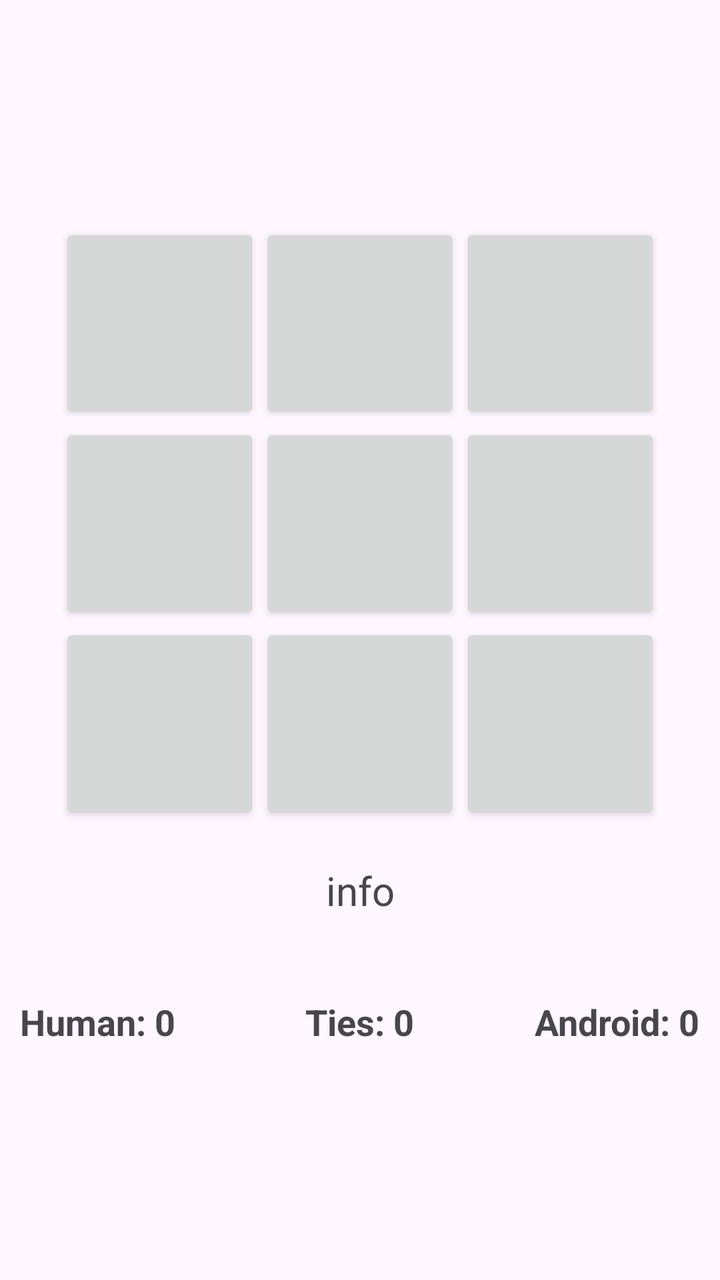
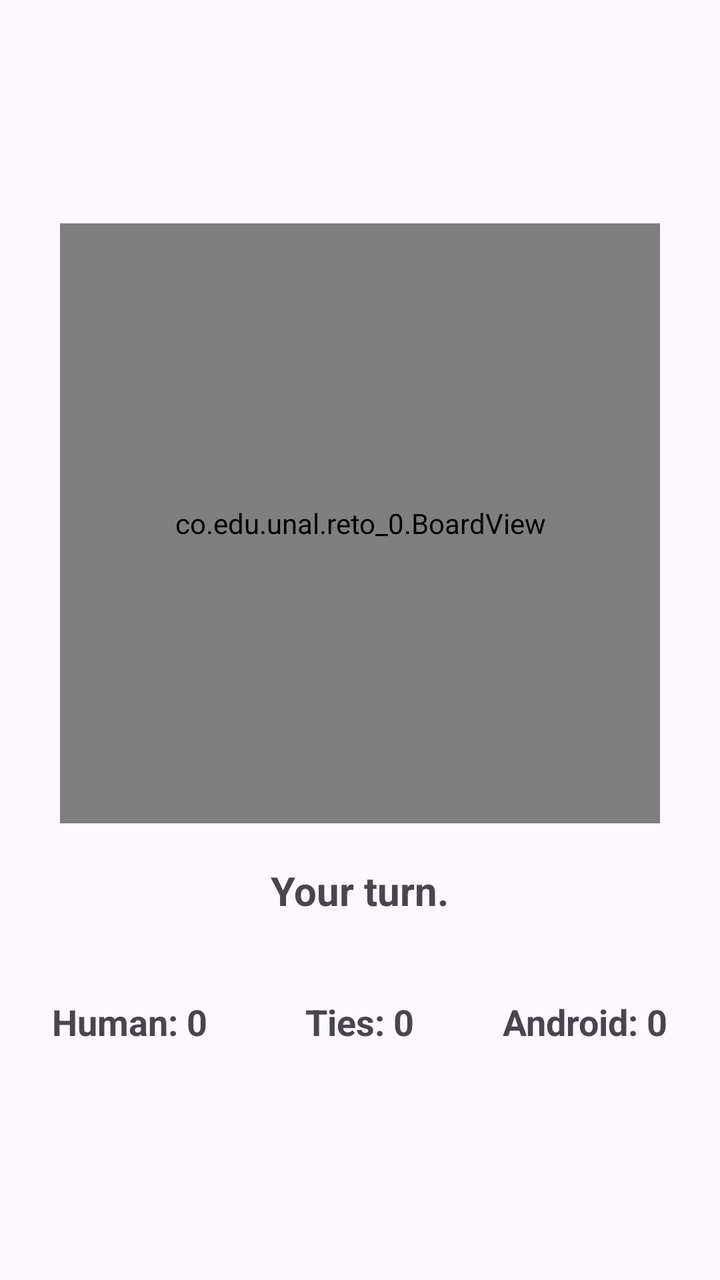

Compare the two renders of this Android layout. The source of the first and the diff that turns it into the second are given below.
<!-- AndroidManifest.xml: application theme Theme.Reto_0 -->
<!-- res/layout/activity_main.xml -->
<?xml version="1.0" encoding="utf-8"?>
<LinearLayout xmlns:android="http://schemas.android.com/apk/res/android"
    android:orientation="vertical"
    android:layout_width="fill_parent"
    android:layout_height="fill_parent"
    android:gravity="center" >

    <TableLayout
        android:id="@+id/play_grid"
        android:layout_height="wrap_content"
        android:layout_width="fill_parent"
        android:layout_marginTop="5dp" >

        <TableRow android:gravity="center_horizontal">
            <Button android:id="@+id/one"
                android:layout_width="100dp"
                android:layout_height="100dp"
                android:textSize="70dp" />
            <Button android:id="@+id/two"
                android:layout_width="100dp"
                android:layout_height="100dp"
                android:textSize="70dp" />
            <Button android:id="@+id/three"
                android:layout_width="100dp"
                android:layout_height="100dp"
                android:textSize="70dp" />
        </TableRow>

        <TableRow android:gravity="center_horizontal">
            <Button android:id="@+id/four"
                android:layout_width="100dp"
                android:layout_height="100dp"
                android:textSize="70dp" />
            <Button android:id="@+id/five"
                android:layout_width="100dp"
                android:layout_height="100dp"
                android:textSize="70dp" />
            <Button android:id="@+id/six"
                android:layout_width="100dp"
                android:layout_height="100dp"
                android:textSize="70dp" />
        </TableRow>

        
        <TableRow android:gravity="center_horizontal">
            <Button android:id="@+id/seven"
                android:layout_width="100dp"
                android:layout_height="100dp"
                android:textSize="70dp" />
            <Button android:id="@+id/eight"
                android:layout_width="100dp"
                android:layout_height="100dp"
                android:textSize="70dp" />
            <Button android:id="@+id/nine"
                android:layout_width="100dp"
                android:layout_height="100dp"
                android:textSize="70dp" />
        </TableRow>

    </TableLayout>

    <TextView android:id="@+id/information"
        android:layout_width="fill_parent"
        android:layout_height="wrap_content"
        android:text="info"
        android:gravity="center_horizontal"
        android:layout_marginTop="20dp"
        android:textSize="20dp" />

    <RelativeLayout
        android:layout_width="match_parent"
        android:layout_height="wrap_content"
        android:layout_marginTop="30dp"
        android:padding="10dp">

        <TextView
            android:id="@+id/human_score"
            android:layout_width="wrap_content"
            android:layout_height="wrap_content"
            android:layout_alignParentLeft="true"
            android:text="Human: 0"
            android:textSize="18dp"
            android:textStyle="bold"/>

        <TextView
            android:id="@+id/tie_score"
            android:layout_width="wrap_content"
            android:layout_height="wrap_content"
            android:layout_centerHorizontal="true"
            android:text="Ties: 0"
            android:textSize="18dp"
            android:textStyle="bold"/>

        <TextView
            android:id="@+id/android_score"
            android:layout_width="wrap_content"
            android:layout_height="wrap_content"
            android:layout_alignParentRight="true"
            android:text="Android: 0"
            android:textSize="18dp"
            android:textStyle="bold"/>

    </RelativeLayout>

</LinearLayout>
<!-- resources referenced by this layout -->
<resources>
  <style name="Theme.Reto_0" parent="Base.Theme.Reto_0" />
  <style name="Base.Theme.Reto_0" parent="Theme.Material3.DayNight">
          
          
      </style>
</resources>

<!-- the commit's change to res/layout/activity_main.xml (unified diff, before → after) -->
@@ -1,72 +1,29 @@
 <?xml version="1.0" encoding="utf-8"?>
 <LinearLayout xmlns:android="http://schemas.android.com/apk/res/android"
+    android:layout_width="match_parent"
+    android:layout_height="match_parent"
     android:orientation="vertical"
-    android:layout_width="fill_parent"
-    android:layout_height="fill_parent"
-    android:gravity="center" >
+    android:gravity="center"
+    android:padding="16dp">
 
-    <TableLayout
-        android:id="@+id/play_grid"
+    
+    <co.edu.unal.reto_0.BoardView
+        android:id="@+id/board"
+        android:layout_width="300dp"
+        android:layout_height="300dp"
+        android:layout_marginTop="5dp"/>
+
+    
+    <TextView
+        android:id="@+id/information"
+        android:layout_width="wrap_content"
         android:layout_height="wrap_content"
-        android:layout_width="fill_parent"
-        android:layout_marginTop="5dp" >
+        android:layout_marginTop="20dp"
+        android:text="Your turn."
+        android:textSize="20sp"
+        android:textStyle="bold" />
 
-        <TableRow android:gravity="center_horizontal">
-            <Button android:id="@+id/one"
-                android:layout_width="100dp"
-                android:layout_height="100dp"
-                android:textSize="70dp" />
-            <Button android:id="@+id/two"
-                android:layout_width="100dp"
-                android:layout_height="100dp"
-                android:textSize="70dp" />
-            <Button android:id="@+id/three"
-                android:layout_width="100dp"
-                android:layout_height="100dp"
-                android:textSize="70dp" />
-        </TableRow>
-
-        <TableRow android:gravity="center_horizontal">
-            <Button android:id="@+id/four"
-                android:layout_width="100dp"
-                android:layout_height="100dp"
-                android:textSize="70dp" />
-            <Button android:id="@+id/five"
-                android:layout_width="100dp"
-                android:layout_height="100dp"
-                android:textSize="70dp" />
-            <Button android:id="@+id/six"
-                android:layout_width="100dp"
-                android:layout_height="100dp"
-                android:textSize="70dp" />
-        </TableRow>
-
-        
-        <TableRow android:gravity="center_horizontal">
-            <Button android:id="@+id/seven"
-                android:layout_width="100dp"
-                android:layout_height="100dp"
-                android:textSize="70dp" />
-            <Button android:id="@+id/eight"
-                android:layout_width="100dp"
-                android:layout_height="100dp"
-                android:textSize="70dp" />
-            <Button android:id="@+id/nine"
-                android:layout_width="100dp"
-                android:layout_height="100dp"
-                android:textSize="70dp" />
-        </TableRow>
-
-    </TableLayout>
-
-    <TextView android:id="@+id/information"
-        android:layout_width="fill_parent"
-        android:layout_height="wrap_content"
-        android:text="info"
-        android:gravity="center_horizontal"
-        android:layout_marginTop="20dp"
-        android:textSize="20dp" />
-
+    
     <RelativeLayout
         android:layout_width="match_parent"
         android:layout_height="wrap_content"
@@ -79,7 +36,7 @@
             android:layout_height="wrap_content"
             android:layout_alignParentLeft="true"
             android:text="Human: 0"
-            android:textSize="18dp"
+            android:textSize="18sp"
             android:textStyle="bold"/>
 
         <TextView
@@ -88,7 +45,7 @@
             android:layout_height="wrap_content"
             android:layout_centerHorizontal="true"
             android:text="Ties: 0"
-            android:textSize="18dp"
+            android:textSize="18sp"
             android:textStyle="bold"/>
 
         <TextView
@@ -97,7 +54,7 @@
             android:layout_height="wrap_content"
             android:layout_alignParentRight="true"
             android:text="Android: 0"
-            android:textSize="18dp"
+            android:textSize="18sp"
             android:textStyle="bold"/>
 
     </RelativeLayout>
